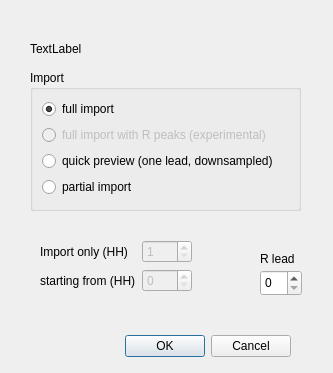
The window that opendialog.ui (tomgrad/carpets) describes before a commit, drawn with Qt 5.
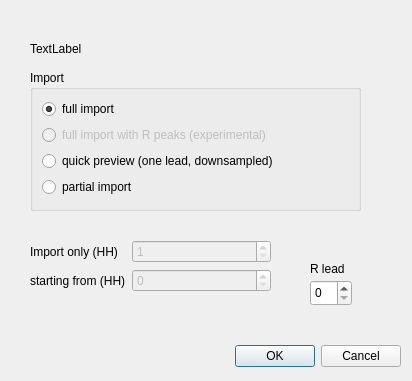
The same window after the commit.

The edit to the form file:
```diff
--- a/opendialog.ui
+++ b/opendialog.ui
@@ -6,8 +6,8 @@
    <rect>
     <x>0</x>
     <y>0</y>
-    <width>333</width>
-    <height>373</height>
+    <width>412</width>
+    <height>381</height>
    </rect>
   </property>
   <property name="windowTitle">
@@ -16,8 +16,8 @@
   <widget class="QDialogButtonBox" name="buttonBox">
    <property name="geometry">
     <rect>
-     <x>120</x>
-     <y>330</y>
+     <x>230</x>
+     <y>340</y>
      <width>171</width>
      <height>32</height>
     </rect>
@@ -47,7 +47,7 @@
     <rect>
      <x>30</x>
      <y>70</y>
-     <width>271</width>
+     <width>331</width>
      <height>141</height>
     </rect>
    </property>
@@ -91,16 +91,39 @@
     </item>
    </layout>
   </widget>
-  <widget class="QWidget" name="layoutWidget">
+  <widget class="QSpinBox" name="rLeadSpinBox">
    <property name="geometry">
     <rect>
-     <x>40</x>
+     <x>310</x>
+     <y>280</y>
+     <width>42</width>
+     <height>26</height>
+    </rect>
+   </property>
+  </widget>
+  <widget class="QLabel" name="label_2">
+   <property name="geometry">
+    <rect>
+     <x>310</x>
+     <y>260</y>
+     <width>54</width>
+     <height>17</height>
+    </rect>
+   </property>
+   <property name="text">
+    <string>R lead</string>
+   </property>
+  </widget>
+  <widget class="QWidget" name="formLayoutWidget_2">
+   <property name="geometry">
+    <rect>
+     <x>30</x>
      <y>240</y>
-     <width>152</width>
-     <height>60</height>
+     <width>241</width>
+     <height>80</height>
     </rect>
    </property>
-   <layout class="QFormLayout" name="formLayout">
+   <layout class="QFormLayout" name="formLayout_3">
     <item row="0" column="0">
      <widget class="QLabel" name="label">
       <property name="enabled">
@@ -137,29 +160,6 @@
     </item>
    </layout>
   </widget>
-  <widget class="QSpinBox" name="rLeadSpinBox">
-   <property name="geometry">
-    <rect>
-     <x>260</x>
-     <y>270</y>
-     <width>42</width>
-     <height>26</height>
-    </rect>
-   </property>
-  </widget>
-  <widget class="QLabel" name="label_2">
-   <property name="geometry">
-    <rect>
-     <x>260</x>
-     <y>250</y>
-     <width>54</width>
-     <height>17</height>
-    </rect>
-   </property>
-   <property name="text">
-    <string>R lead</string>
-   </property>
-  </widget>
  </widget>
  <resources/>
  <connections>
```
